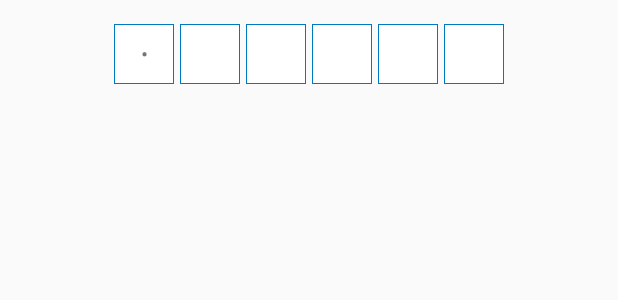
After one commit to zhenglingkun/RXBusLearn, an Android app: the layout activity_pay_pwd.xml on its own in the app's theme, with its tools: preview values and no code run, on a phone screen of 412 x 824 dp. The commit adds this screen. Shown: the top 300 px of the screen. Run offline under Robolectric (Android 15) with nearby library versions, the phone set to English and light mode, and no system bars.

Commit message:
MODIFIED pay pwd input widget

```diff
--- a/app/src/main/AndroidManifest.xml
+++ b/app/src/main/AndroidManifest.xml
@@ -8,7 +8,7 @@
         android:label="@string/app_name"
         android:supportsRtl="true"
         android:theme="@style/AppTheme">
-        <activity android:name=".MainActivity">
+        <activity android:name=".paypwd.PayPwdActivity">
             <intent-filter>
                 <action android:name="android.intent.action.MAIN"/>
 
--- /dev/null
+++ b/app/src/main/res/drawable/selector_input_pay_pwd.xml
@@ -0,0 +1,10 @@
+<?xml version="1.0" encoding="utf-8"?>
+<shape xmlns:android="http://schemas.android.com/apk/res/android"
+       android:shape="rectangle">
+
+    <solid android:color="@android:color/white"/>
+
+    <stroke
+        android:width="1px"
+        android:color="#ff0079c3"/>
+</shape>
--- /dev/null
+++ b/app/src/main/res/layout/activity_pay_pwd.xml
@@ -0,0 +1,61 @@
+<?xml version="1.0" encoding="utf-8"?>
+<LinearLayout xmlns:android="http://schemas.android.com/apk/res/android"
+              xmlns:tools="http://schemas.android.com/tools"
+              android:orientation="vertical"
+              android:layout_width="match_parent"
+              android:layout_height="match_parent"
+    android:paddingTop="@dimen/activity_vertical_margin">
+
+    <FrameLayout
+        android:id="@+id/pay_pwd_fl"
+        android:layout_width="match_parent"
+        android:layout_height="40dp">
+
+        <EditText
+            android:id="@+id/pay_pwd_et"
+            android:layout_width="match_parent"
+            android:layout_height="match_parent"
+            android:cursorVisible="false"
+            android:background="@android:color/transparent"
+            android:inputType="numberPassword"
+            android:maxLength="6"
+            android:lines="1"
+            android:textColor="@android:color/transparent"
+            tools:text="@string/app_name"/>
+
+        <LinearLayout
+            android:layout_width="wrap_content"
+            android:layout_height="match_parent"
+            android:layout_gravity="center_horizontal"
+            android:orientation="horizontal">
+
+            <TextView
+                android:id="@+id/pwd0_tv"
+                style="@style/AppTheme.TvPayPwd"
+                tools:text="2"/>
+
+            <TextView
+                android:id="@+id/pwd1_tv"
+                style="@style/AppTheme.TvPayPwd"/>
+
+            <TextView
+                android:id="@+id/pwd2_tv"
+                style="@style/AppTheme.TvPayPwd"/>
+
+            <TextView
+                android:id="@+id/pwd3_tv"
+                style="@style/AppTheme.TvPayPwd"/>
+
+            <TextView
+                android:id="@+id/pwd4_tv"
+                style="@style/AppTheme.TvPayPwd"/>
+
+            <TextView
+                android:id="@+id/pwd5_tv"
+                style="@style/AppTheme.TvPayPwd"/>
+
+        </LinearLayout>
+
+    </FrameLayout>
+
+</LinearLayout>
--- a/app/src/main/res/values/styles.xml
+++ b/app/src/main/res/values/styles.xml
@@ -8,4 +8,18 @@
         <item name="colorAccent">@color/colorAccent</item>
     </style>
 
+    <!--输入支付密码框的 style-->
+    <style name="AppTheme.TvPayPwd" parent="@android:style/Widget.TextView">
+        <item name="android:layout_width">40dp</item>
+        <item name="android:layout_height">40dp</item>
+        <item name="android:layout_marginRight">2dp</item>
+        <item name="android:layout_marginLeft">2dp</item>
+        <item name="android:background">@drawable/selector_input_pay_pwd</item>
+        <item name="android:maxLength">1</item>
+        <item name="android:lines">1</item>
+        <item name="android:inputType">numberPassword</item>
+        <item name="android:gravity">center</item>
+        <item name="android:focusableInTouchMode">true</item>
+    </style>
+
 </resources>
```
Also changed, not shown: app/src/main/java/zlk/com/rxbuslearn/paypwd/PayPwdActivity.java (added, +161 -0 lines), app/src/main/java/zlk/com/rxbuslearn/widget/PayPwdEditText.java (+4 -3 lines).
